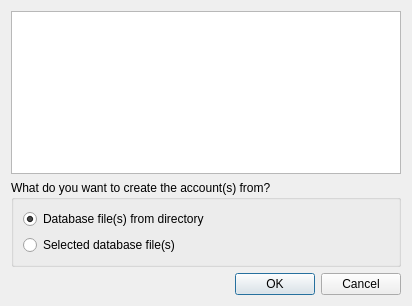
Qt form src/gui/ui/dlg_account_from_db.ui (psakar/datovka) before a commit.
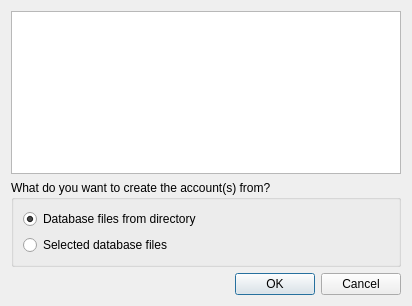
The same form after that commit.

The edit to the form file:
```diff
--- a/src/gui/ui/dlg_account_from_db.ui
+++ b/src/gui/ui/dlg_account_from_db.ui
@@ -30,7 +30,7 @@
       <item>
        <widget class="QRadioButton" name="directory">
         <property name="text">
-         <string>Database file(s) from directory</string>
+         <string>Database files from directory</string>
         </property>
         <property name="checked">
          <bool>true</bool>
@@ -40,7 +40,7 @@
       <item>
        <widget class="QRadioButton" name="files">
         <property name="text">
-         <string>Selected database file(s)</string>
+         <string>Selected database files</string>
         </property>
        </widget>
       </item>
```
Left out of the diff: 2 changed lines with no effect on the pictures.
